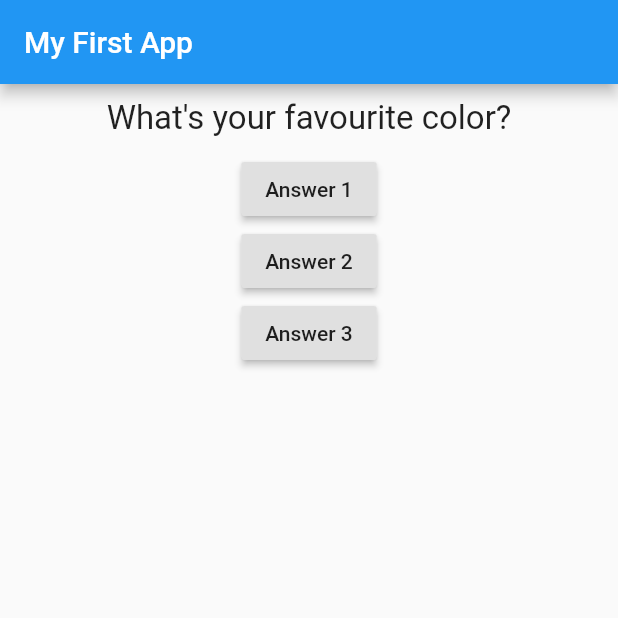
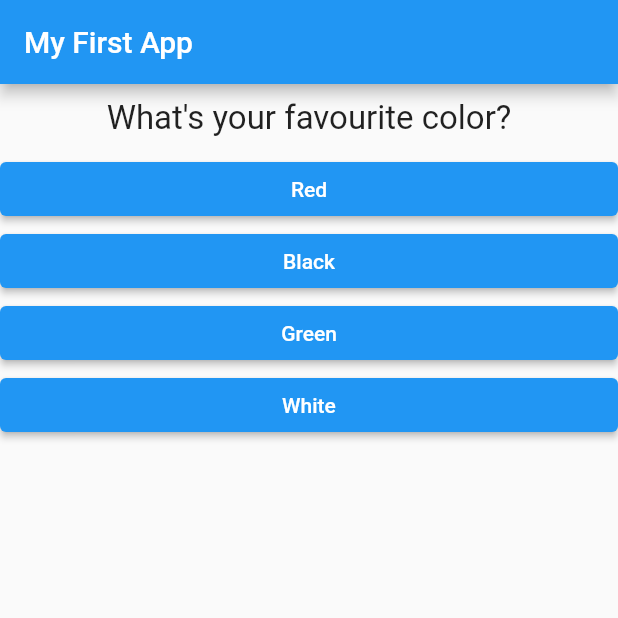
Before and after one commit to amrabdalfatah/Quiz_App, a Flutter app: the screen it shows after launch, on a phone screen of 412 x 824 dp, the top half of it. Run offline on Flutter 3.47's test engine with Material 2 defaults, Android fonts, the phone set to English and light mode, and no system bars.

Commit message:
add answer.dart and make answers mapping in a list

```diff
--- /dev/null
+++ b/lib/answer.dart
@@ -0,0 +1,18 @@
+import 'package:flutter/material.dart';
+
+class Answer extends StatelessWidget {
+  final String textAnswer;
+  final Function selectAnswer;
+
+  Answer({@required this.textAnswer, @required this.selectAnswer});
+  @override
+  Widget build(BuildContext context) {
+    return Container(
+      width: double.infinity,
+      child: ElevatedButton(
+        child: Text(textAnswer),
+        onPressed: selectAnswer,
+      ),
+    );
+  }
+}
--- a/lib/main.dart
+++ b/lib/main.dart
@@ -1,6 +1,7 @@
 import 'package:flutter/material.dart';
 
 import './question.dart';
+import './answer.dart';
 
 void main() {
   runApp(MyApp());
@@ -24,8 +25,18 @@ class _MyAppState extends State<MyApp> {
   @override
   Widget build(BuildContext context) {
     var questions = [
-      'What\'s your favourite color?',
-      'What\'s your favourite Animal?',
+      {
+        'questionText': 'What\'s your favourite color?',
+        'answers': ['Red', 'Black', 'Green', 'White'],
+      },
+      {
+        'questionText': 'What\'s your favourite Animal?',
+        'answers': ['Rabbit', 'Snack', 'Lion', 'Elephant'],
+      },
+      {
+        'questionText': 'Who\'s your favourite Instructor?',
+        'answers': ['Max', 'Amr', 'Anjela'],
+      },
     ];
     return MaterialApp(
       home: Scaffold(
@@ -35,22 +46,13 @@ class _MyAppState extends State<MyApp> {
         body: Column(
           children: [
             Question(
-              questions[_questionIndex],
+              questions[_questionIndex]['questionText'],
             ),
-            RaisedButton(
-              child: Text('Answer 1'),
-              onPressed: _answerQuestion,
-            ),
-            RaisedButton(
-              child: Text('Answer 2'),
-              onPressed: () => print('Answer 2 choosen'),
-            ),
-            RaisedButton(
-              child: Text('Answer 3'),
-              onPressed: () {
-                print('Answer 3 choosen');
-              },
-            ),
+            ... (questions[_questionIndex]['answers'] as List<String>).map(
+              (index) {
+                return Answer(textAnswer: index, selectAnswer: _answerQuestion);
+              }
+            ).toList(),
           ],
         ),
       ),
```
